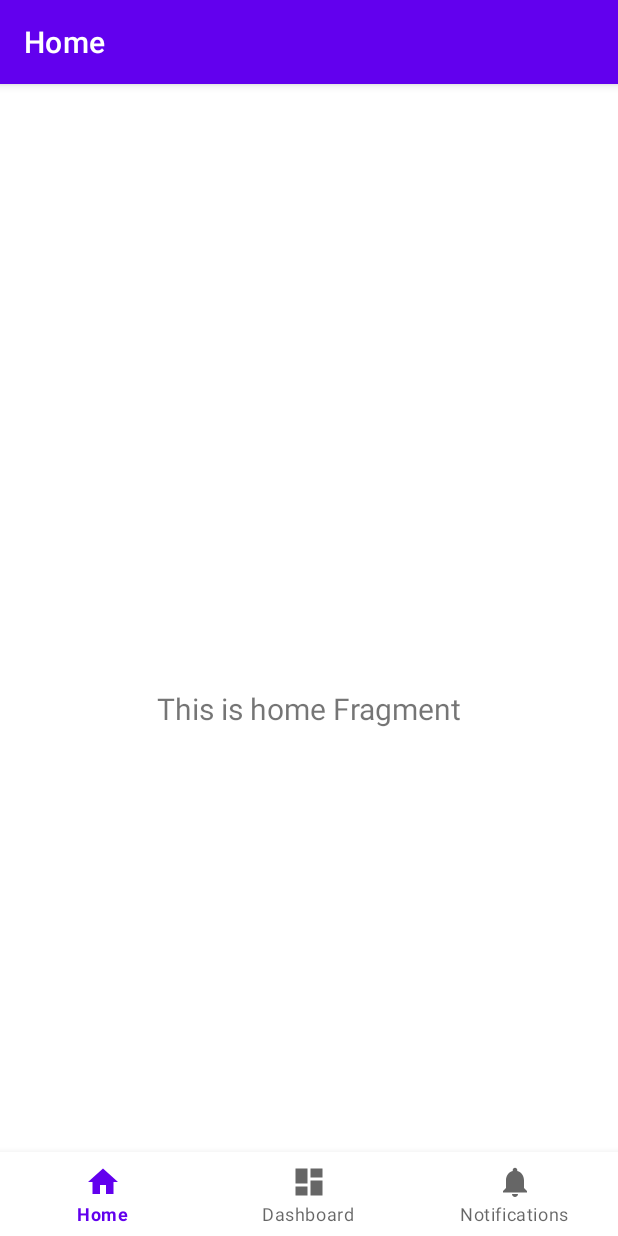
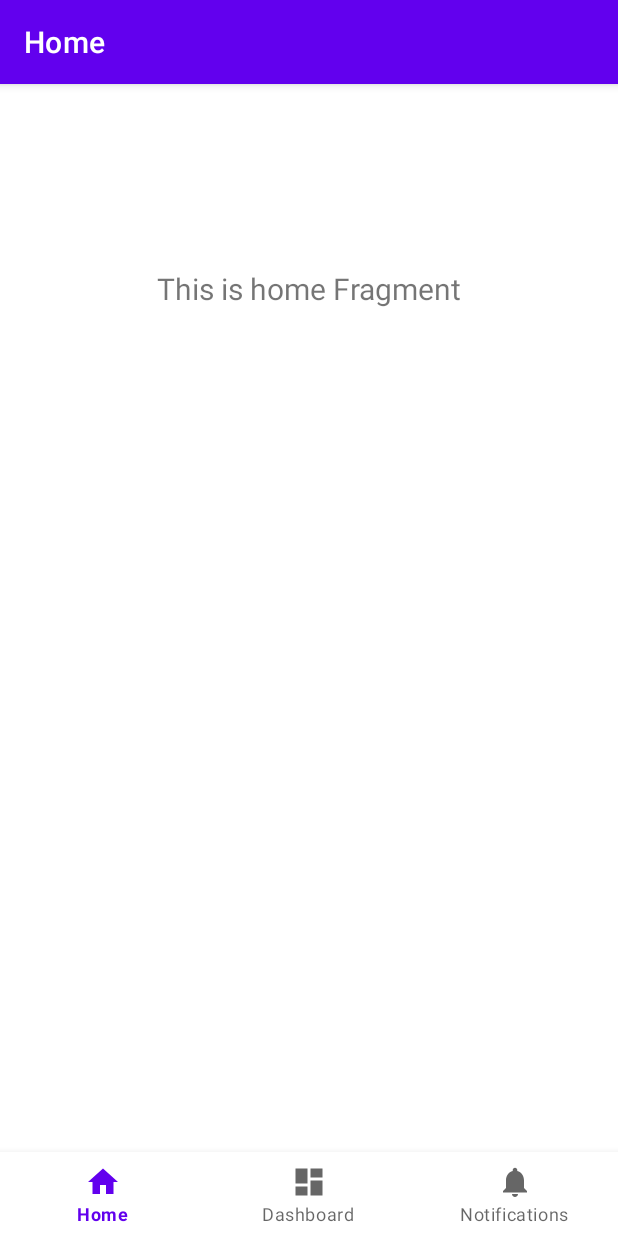
Before and after one commit to JengCharat/kkumissing, an Android app: the screen it shows after launch (MainActivity), on a phone screen of 412 x 824 dp. Run offline under Robolectric (Android 15) with nearby library versions, the phone set to English and light mode, and no system bars; our stand-ins replace navigation-ui.

Commit message:
test22222

```diff
--- a/app/src/main/res/layout/fragment_home.xml
+++ b/app/src/main/res/layout/fragment_home.xml
@@ -13,10 +13,13 @@
         android:layout_marginStart="8dp"
         android:layout_marginTop="8dp"
         android:layout_marginEnd="8dp"
+        android:text="test123"
         android:textAlignment="center"
         android:textSize="20sp"
         app:layout_constraintBottom_toBottomOf="parent"
         app:layout_constraintEnd_toEndOf="parent"
+        app:layout_constraintHorizontal_bias="0.0"
         app:layout_constraintStart_toStartOf="parent"
-        app:layout_constraintTop_toTopOf="parent" />
+        app:layout_constraintTop_toTopOf="parent"
+        app:layout_constraintVertical_bias="0.087" />
 </androidx.constraintlayout.widget.ConstraintLayout>
```
Also changed, not shown: app/src/main/java/com/example/mobileproject/ui/home/HomeFragment.kt (+8 -0 lines).
